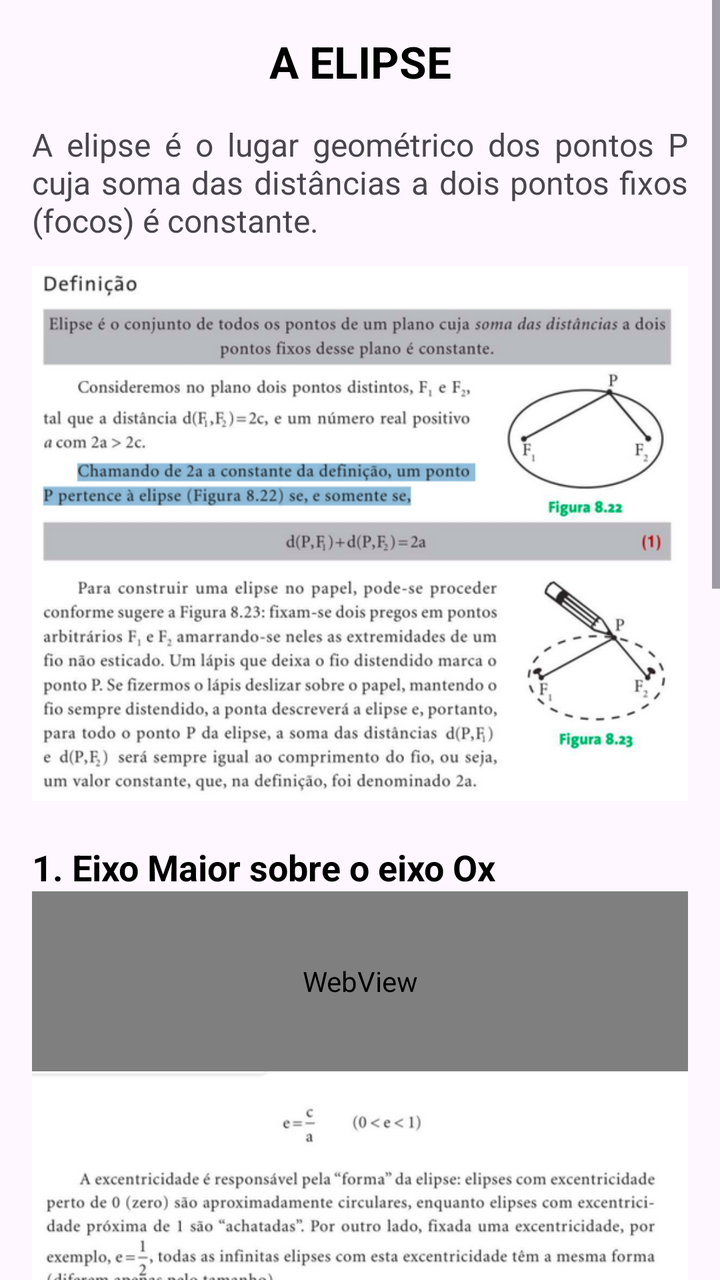
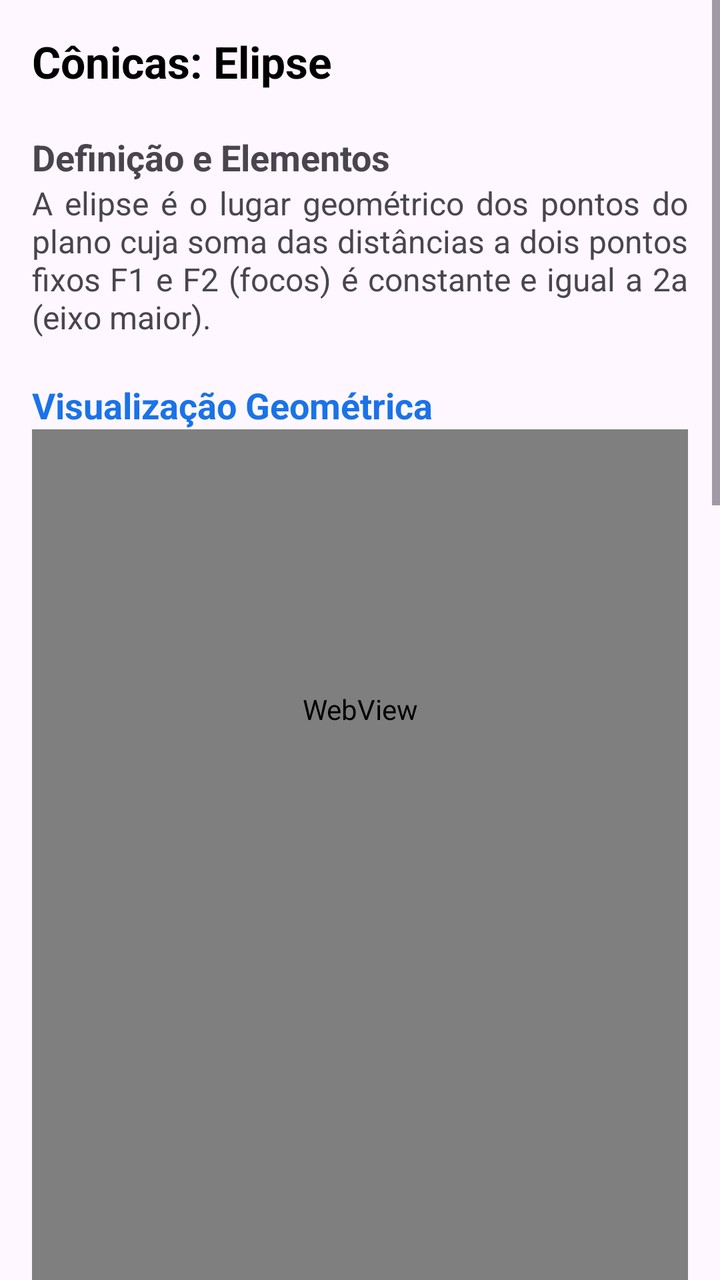

Compare the two renders of this Android layout. The source of the first and the diff that turns it into the second are given below.
<!-- AndroidManifest.xml: application theme Theme.MatrixLab -->
<!-- res/layout/fragment_vetorial32.xml -->
<?xml version="1.0" encoding="utf-8"?>
<ScrollView xmlns:android="http://schemas.android.com/apk/res/android"
    xmlns:tools="http://schemas.android.com/tools"
    android:id="@+id/scroll"
    android:layout_width="match_parent"
    android:layout_height="match_parent"
    android:fillViewport="true"
    tools:context=".ui.reflow.Vetorial32">

    <LinearLayout
        android:layout_width="match_parent"
        android:layout_height="match_parent"
        android:orientation="vertical"
        android:padding="16dp">

        <TextView
            android:layout_width="match_parent"
            android:layout_height="wrap_content"
            android:text="A ELIPSE"
            android:textSize="22sp"
            android:textStyle="bold"
            android:textColor="@android:color/black"
            android:gravity="center"
            android:paddingBottom="16dp" />

        <TextView
            android:layout_width="match_parent"
            android:layout_height="wrap_content"
            android:textSize="16sp"
            android:justificationMode="inter_word"
            android:text="A elipse é o lugar geométrico dos pontos P cuja soma das distâncias a dois pontos fixos (focos) é constante." />

        <ImageView
            android:layout_width="match_parent"
            android:layout_height="wrap_content"
            android:adjustViewBounds="true"
            android:src="@drawable/unidade3_3"
            android:layout_marginTop="12dp" />

        <TextView
            android:layout_width="match_parent"
            android:layout_height="wrap_content"
            android:text="\n1. Eixo Maior sobre o eixo Ox"
            android:textSize="18sp"
            android:textStyle="bold"
            android:textColor="@android:color/black" />

        <WebView
            android:id="@+id/math_elipse_ox"
            android:layout_width="match_parent"
            android:layout_height="90dp"
            android:background="@android:color/transparent" />

        <ImageView
            android:layout_width="match_parent"
            android:layout_height="wrap_content"
            android:adjustViewBounds="true"
            android:src="@drawable/unidade3_4" />

        <TextView
            android:layout_width="match_parent"
            android:layout_height="wrap_content"
            android:text="\n2. Eixo Maior sobre o eixo Oy"
            android:textSize="18sp"
            android:textStyle="bold"
            android:textColor="@android:color/black" />

        <WebView
            android:id="@+id/math_elipse_oy"
            android:layout_width="match_parent"
            android:layout_height="90dp"
            android:background="@android:color/transparent" />

        <ImageView
            android:layout_width="match_parent"
            android:layout_height="wrap_content"
            android:adjustViewBounds="true"
            android:src="@drawable/unidade3_5" />

        <TextView
            android:layout_width="match_parent"
            android:layout_height="wrap_content"
            android:text="\nExemplo de Aplicação"
            android:textSize="18sp"
            android:textStyle="bold" />

        <ImageView
            android:layout_width="match_parent"
            android:layout_height="wrap_content"
            android:adjustViewBounds="true"
            android:layout_marginTop="8dp"
            android:src="@drawable/exemplo45" />

        <View
            android:layout_width="match_parent"
            android:layout_height="80dp" />

    </LinearLayout>
</ScrollView>
<!-- resources referenced by this layout -->
<resources>
  <!-- drawable exemplo45: png bitmap (drawable, 90137 bytes) -->
  <!-- drawable unidade3_3: png bitmap (drawable, 207040 bytes) -->
  <!-- drawable unidade3_4: png bitmap (drawable, 64689 bytes) -->
  <!-- drawable unidade3_5: png bitmap (drawable, 111934 bytes) -->
  <style name="Theme.MatrixLab" parent="Theme.Material3.Light.NoActionBar">
          
          <item name="colorPrimary">@color/purple_500</item>
          <item name="colorPrimaryVariant">@color/purple_700</item>
          <item name="colorOnPrimary">@color/white</item>
          <item name="colorSecondary">@color/teal_200</item>
          <item name="colorSecondaryVariant">@color/teal_700</item>
          <item name="colorOnSecondary">@color/black</item>
          <item name="android:statusBarColor">?attr/colorPrimaryVariant</item>
      </style>
  <color name="purple_500">#FF6200EE</color>
  <color name="purple_700">#FF3700B3</color>
  <color name="white">#FFFFFFFF</color>
  <color name="teal_200">#FF03DAC5</color>
  <color name="teal_700">#FF018786</color>
  <color name="black">#FF000000</color>
</resources>

<!-- the commit's change to res/layout/fragment_vetorial32.xml (unified diff, before → after) -->
@@ -1,99 +1,80 @@
 <?xml version="1.0" encoding="utf-8"?>
 <ScrollView xmlns:android="http://schemas.android.com/apk/res/android"
-    xmlns:tools="http://schemas.android.com/tools"
-    android:id="@+id/scroll"
     android:layout_width="match_parent"
     android:layout_height="match_parent"
-    android:fillViewport="true"
-    tools:context=".ui.reflow.Vetorial32">
+    android:fillViewport="true">
 
     <LinearLayout
         android:layout_width="match_parent"
-        android:layout_height="match_parent"
+        android:layout_height="wrap_content"
         android:orientation="vertical"
         android:padding="16dp">
 
         <TextView
             android:layout_width="match_parent"
             android:layout_height="wrap_content"
-            android:text="A ELIPSE"
+            android:text="Cônicas: Elipse"
             android:textSize="22sp"
             android:textStyle="bold"
-            android:textColor="@android:color/black"
-            android:gravity="center"
-            android:paddingBottom="16dp" />
+            android:textColor="@android:color/black" />
+
+        <TextView
+            android:layout_width="match_parent"
+            android:layout_height="wrap_content"
+            android:text="\nDefinição e Elementos"
+            android:textSize="18sp"
+            android:textStyle="bold" />
 
         <TextView
             android:layout_width="match_parent"
             android:layout_height="wrap_content"
             android:textSize="16sp"
             android:justificationMode="inter_word"
-            android:text="A elipse é o lugar geométrico dos pontos P cuja soma das distâncias a dois pontos fixos (focos) é constante." />
-
-        <ImageView
-            android:layout_width="match_parent"
-            android:layout_height="wrap_content"
-            android:adjustViewBounds="true"
-            android:src="@drawable/unidade3_3"
-            android:layout_marginTop="12dp" />
+            android:text="A elipse é o lugar geométrico dos pontos do plano cuja soma das distâncias a dois pontos fixos F1 e F2 (focos) é constante e igual a 2a (eixo maior)." />
 
         <TextView
             android:layout_width="match_parent"
             android:layout_height="wrap_content"
-            android:text="\n1. Eixo Maior sobre o eixo Ox"
+            android:text="\nVisualização Geométrica"
             android:textSize="18sp"
             android:textStyle="bold"
-            android:textColor="@android:color/black" />
+            android:textColor="#1A73E8" />
 
         <WebView
-            android:id="@+id/math_elipse_ox"
+            android:id="@+id/math_elipse_visualizacao"
             android:layout_width="match_parent"
-            android:layout_height="90dp"
-            android:background="@android:color/transparent" />
+            android:layout_height="280dp" />
 
-        <ImageView
+        <WebView
+            android:id="@+id/math_eq_elipse"
             android:layout_width="match_parent"
-            android:layout_height="wrap_content"
-            android:adjustViewBounds="true"
-            android:src="@drawable/unidade3_4" />
+            android:layout_height="320dp" />
 
         <TextView
             android:layout_width="match_parent"
             android:layout_height="wrap_content"
-            android:text="\n2. Eixo Maior sobre o eixo Oy"
+            android:text="\nRelação Pitagórica e Excentricidade"
             android:textSize="18sp"
-            android:textStyle="bold"
-            android:textColor="@android:color/black" />
+            android:textStyle="bold" />
 
         <WebView
-            android:id="@+id/math_elipse_oy"
+            android:id="@+id/math_rel_elipse"
             android:layout_width="match_parent"
-            android:layout_height="90dp"
-            android:background="@android:color/transparent" />
-
-        <ImageView
-            android:layout_width="match_parent"
-            android:layout_height="wrap_content"
-            android:adjustViewBounds="true"
-            android:src="@drawable/unidade3_5" />
+            android:layout_height="220dp" />
 
         <TextView
             android:layout_width="match_parent"
             android:layout_height="wrap_content"
-            android:text="\nExemplo de Aplicação"
+            android:text="\nExercícios Resolvidos"
             android:textSize="18sp"
-            android:textStyle="bold" />
+            android:textStyle="bold"
+            android:textColor="#1A73E8" />
 
-        <ImageView
+        <WebView
+            android:id="@+id/math_ex_resolvidos_32"
             android:layout_width="match_parent"
-            android:layout_height="wrap_content"
-            android:adjustViewBounds="true"
-            android:layout_marginTop="8dp"
-            android:src="@drawable/exemplo45" />
+            android:layout_height="400dp" />
 
-        <View
-            android:layout_width="match_parent"
-            android:layout_height="80dp" />
-
+        <View android:layout_width="match_parent" android:layout_height="80dp" />
     </LinearLayout>
 </ScrollView>
<!-- resource entries referenced after the edit -->
@@ -1,9 +1,5 @@
 <!-- resources referenced by this layout -->
 <resources>
-  <!-- drawable exemplo45: png bitmap (drawable, 90137 bytes) -->
-  <!-- drawable unidade3_3: png bitmap (drawable, 207040 bytes) -->
-  <!-- drawable unidade3_4: png bitmap (drawable, 64689 bytes) -->
-  <!-- drawable unidade3_5: png bitmap (drawable, 111934 bytes) -->
   <style name="Theme.MatrixLab" parent="Theme.Material3.Light.NoActionBar">
           
           <item name="colorPrimary">@color/purple_500</item>
